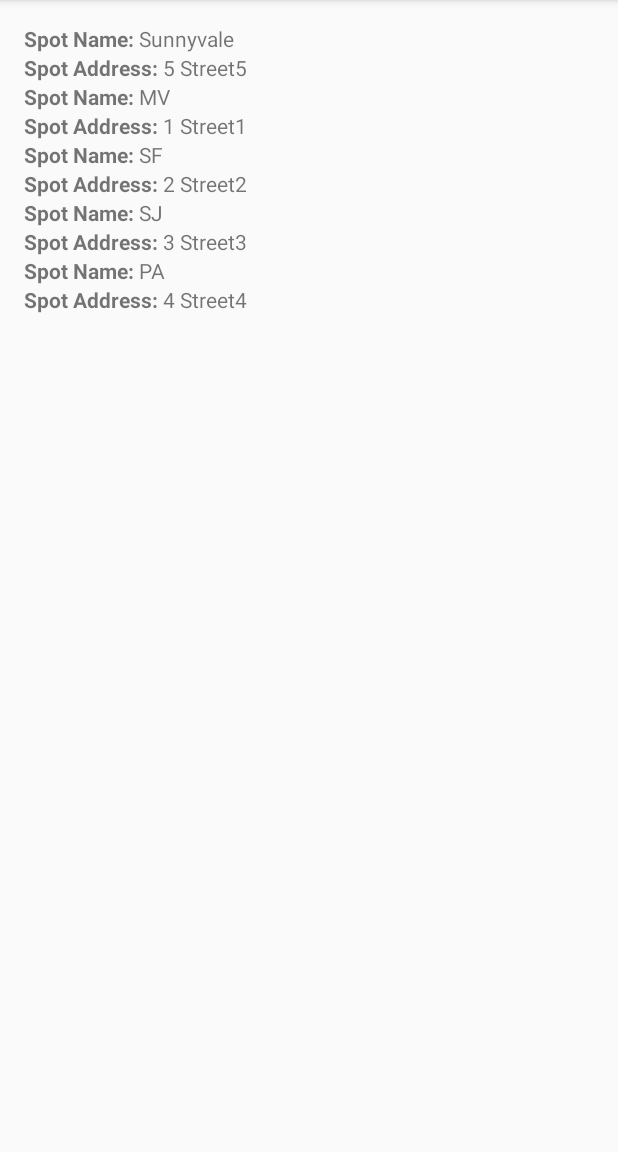
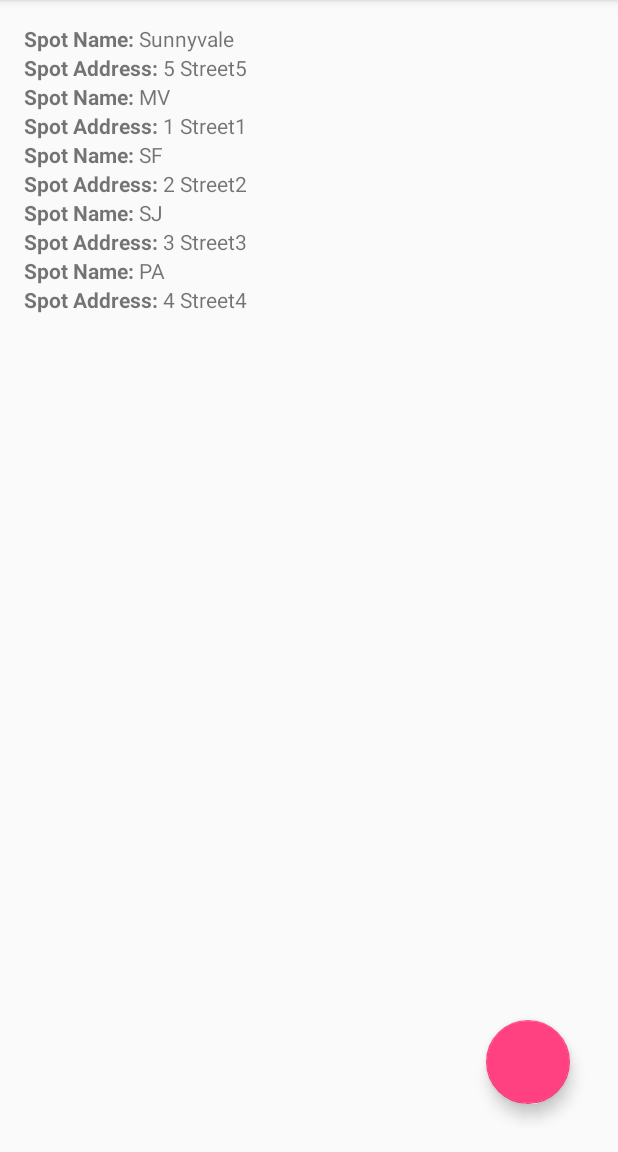
Before and after one commit to mariafurdei/SpotKeeper, an Android app: the screen it shows after launch (SpotsListActivity), on a phone screen of 412 x 824 dp, the part 84-1236 px from its top. Run offline under Robolectric (Android 15) with nearby library versions, the phone set to English and light mode, and no system bars.

Commit message:
Adding a new spot fragment

```diff
--- a/app/build.gradle
+++ b/app/build.gradle
@@ -27,4 +27,5 @@ dependencies {
     compile 'com.android.support:appcompat-v7:24.2.1'
     testCompile 'junit:junit:4.12'
     compile 'com.android.support:recyclerview-v7:24.2.1'
+    compile 'com.android.support:design:24.2.1'
 }
--- a/app/src/main/java/com/maryf/spotkeeper/SpotDetailFragment.java
+++ b/app/src/main/java/com/maryf/spotkeeper/SpotDetailFragment.java
@@ -38,8 +38,6 @@ public class SpotDetailFragment extends Fragment {
         return detailFragment;
     }
 
-
-
     public View onCreateView(LayoutInflater inflater, ViewGroup container,
                              Bundle savedInstance) {
 
--- a/app/src/main/java/com/maryf/spotkeeper/SpotsListFragment.java
+++ b/app/src/main/java/com/maryf/spotkeeper/SpotsListFragment.java
@@ -1,5 +1,6 @@
 package com.maryf.spotkeeper;
 
+import android.support.design.widget.FloatingActionButton;
 import android.support.v4.app.Fragment;
 import android.os.Bundle;
 import android.support.annotation.Nullable;
@@ -7,8 +8,8 @@ import android.support.v7.widget.RecyclerView;
 import android.view.LayoutInflater;
 import android.view.View;
 import android.view.ViewGroup;
-import android.support.v7.widget.RecyclerView;
 import android.support.v7.widget.LinearLayoutManager;
+
 
 /**
  * Created by maryf on 4/5/2017.
@@ -17,7 +18,8 @@ import android.support.v7.widget.LinearLayoutManager;
 public class SpotsListFragment extends Fragment implements SpotsListAdapter.SpotListAdapterListener {
 
     public interface SpotsListFragmentListener {
-        public void onSpotClick(Spot spot);
+        void onSpotClick(Spot spot);
+        void onAddNewSpotClick();
     }
 
     //final - нельзя переопределить
@@ -49,9 +51,16 @@ public class SpotsListFragment extends Fragment implements SpotsListAdapter.Spot
         LinearLayoutManager layoutManager = new LinearLayoutManager(getActivity());
         recyclerView.setLayoutManager(layoutManager);
 
-
         final SpotsListAdapter spotsListAdapter = new SpotsListAdapter(spots, this);
         recyclerView.setAdapter(spotsListAdapter);
+
+        FloatingActionButton addNewSpotBtn = (FloatingActionButton) rootView.findViewById(R.id.AddNewSpotBtn);
+        addNewSpotBtn.setOnClickListener(new View.OnClickListener() {
+            @Override
+            public void onClick(View v) {
+                listener.onAddNewSpotClick();
+            }
+        });
 
         return rootView;
     }
--- a/app/src/main/res/layout/spot_list_item.xml
+++ b/app/src/main/res/layout/spot_list_item.xml
@@ -2,7 +2,8 @@
 <LinearLayout xmlns:android="http://schemas.android.com/apk/res/android"
     android:orientation="vertical"
     android:layout_width="fill_parent"
-    android:layout_height="wrap_content">
+    android:layout_height="wrap_content"
+    android:id="@+id/spot_list_item">
 
     <LinearLayout
         android:orientation="horizontal"
@@ -22,13 +23,13 @@
             android:layout_height="wrap_content"
             android:id="@+id/spot_name" />
 
-
     </LinearLayout>
 
     <LinearLayout xmlns:android="http://schemas.android.com/apk/res/android"
         android:orientation="horizontal"
         android:layout_width="fill_parent"
         android:layout_height="wrap_content">
+
         <TextView
             android:text="Spot Address: "
             android:textStyle="bold"
@@ -43,4 +44,5 @@
             android:id="@+id/spot_address"/>
 
     </LinearLayout>
+
 </LinearLayout>
--- a/app/src/main/res/layout/spots_list_fragment.xml
+++ b/app/src/main/res/layout/spots_list_fragment.xml
@@ -1,6 +1,9 @@
 <?xml version="1.0" encoding="utf-8"?>
-<LinearLayout xmlns:android="http://schemas.android.com/apk/res/android"
-    android:orientation="vertical" android:layout_width="match_parent"
+<android.support.design.widget.CoordinatorLayout
+    android:id="@+id/main_content"
+    xmlns:android="http://schemas.android.com/apk/res/android"
+    xmlns:app="http://schemas.android.com/apk/res-auto"
+    android:layout_width="match_parent"
     android:layout_height="match_parent">
 
     <android.support.v7.widget.RecyclerView
@@ -9,4 +12,13 @@
         android:layout_width="match_parent"
         android:layout_height="match_parent"/>
 
-</LinearLayout>
+    <android.support.design.widget.FloatingActionButton
+        android:layout_width="wrap_content"
+        android:layout_height="wrap_content"
+        android:layout_gravity="bottom|right"
+        android:layout_margin="16dp"
+        app:layout_anchor="@id/spots_recycler_view"
+        app:layout_anchorGravity="bottom|right|end"
+        android:id="@+id/AddNewSpotBtn"/>
+
+</android.support.design.widget.CoordinatorLayout>
--- a/app/src/main/res/values/colors.xml
+++ b/app/src/main/res/values/colors.xml
@@ -2,5 +2,5 @@
 <resources>
     <color name="colorPrimary">#3F51B5</color>
     <color name="colorPrimaryDark">#303F9F</color>
-    <color name="colorAccent">#FF4081</color>
+    <color name="colorAccent">#ff4081</color>
 </resources>
```
Also changed, not shown: app/src/main/java/com/maryf/spotkeeper/NewSpotFragment.java (added, +54 -0 lines), app/src/main/java/com/maryf/spotkeeper/SpotsListActivity.java (+27 -4 lines), app/src/main/res/layout/new_spot.xml (added, +59 -0 lines).
